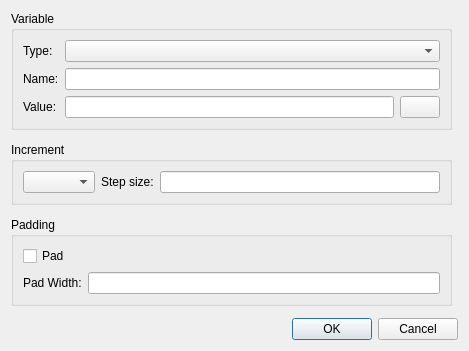
phrxmd/glabels-qt, file glabels/ui/EditVariableDialog.ui: the form before one commit.
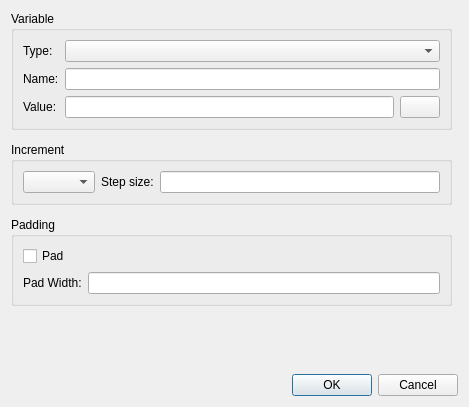
The form after the commit. Custom widgets are drawn as their Qt base class.

What changed in the file:
```diff
--- a/glabels/ui/EditVariableDialog.ui
+++ b/glabels/ui/EditVariableDialog.ui
@@ -7,7 +7,7 @@
     <x>0</x>
     <y>0</y>
     <width>469</width>
-    <height>348</height>
+    <height>407</height>
    </rect>
   </property>
   <property name="windowTitle">
```
Left out of the diff: 49 changed lines with no effect on the pictures.
